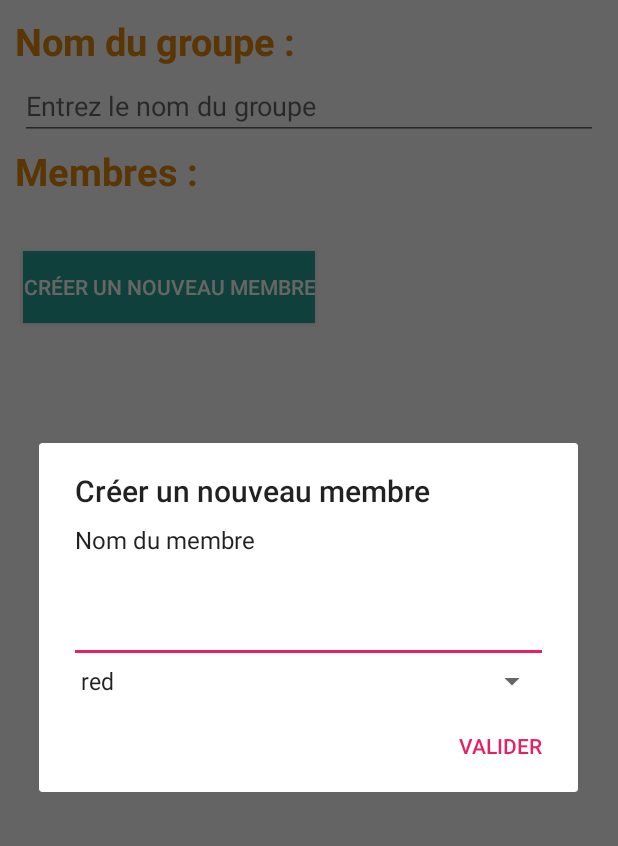
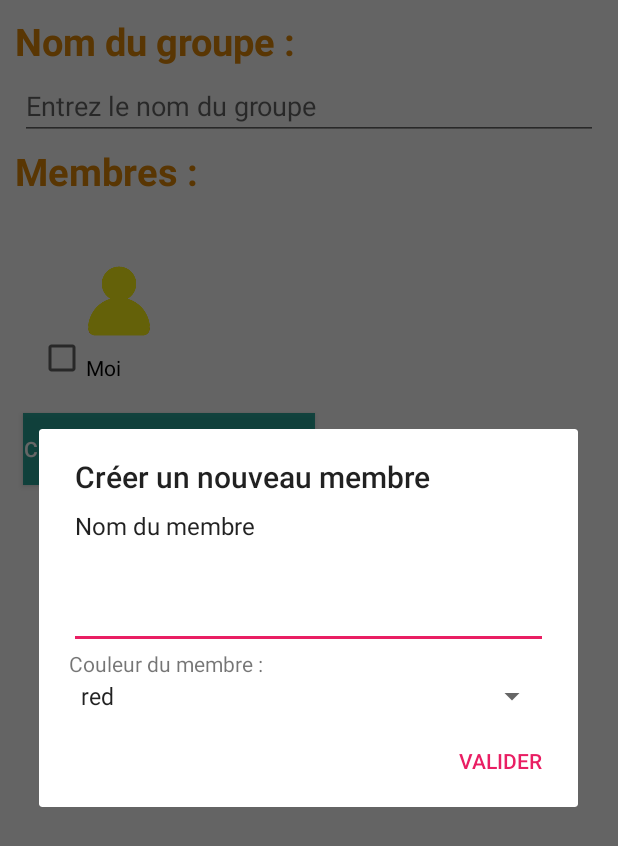
Before and after one commit to ebnnl/ToDoApp-IGR203, an Android app: the CreateGroupActivity screen opened directly, with no data from a screen before it, after a tap on "CRÉER UN NOUVEAU MEMBRE", on a phone screen of 412 x 824 dp. Shown: the top 846 px of the screen. Run offline under Robolectric (Android 15) with nearby library versions, the light colour scheme and no system bars.

Commit message:
Encore une petite rectification

```diff
--- a/app/src/main/java/com/example/todolist/CreateGroupActivity.java
+++ b/app/src/main/java/com/example/todolist/CreateGroupActivity.java
@@ -22,6 +22,7 @@ import android.widget.LinearLayout;
 import android.widget.RadioButton;
 import android.widget.RadioGroup;
 import android.widget.Spinner;
+import android.widget.TextView;
 import android.widget.Toast;
 
 import androidx.appcompat.app.AlertDialog;
@@ -124,6 +125,8 @@ public class CreateGroupActivity extends AppCompatActivity {
                 final LinearLayout linearLayout = new LinearLayout(CreateGroupActivity.this);
                 linearLayout.setOrientation(LinearLayout.VERTICAL);
                 final EditText nameEditText = new EditText(context);
+                TextView textViewColor = new TextView(context);
+                textViewColor.setText("Couleur du membre :");
                 final Spinner colorSpinner = new Spinner(context);
                 final Person personToCreate = new Person("name", "red");
 
@@ -168,6 +171,7 @@ public class CreateGroupActivity extends AppCompatActivity {
                 // Create the AlertDialog
                 AlertDialog dialog = builder.create();
                 linearLayout.addView(nameEditText);
+                linearLayout.addView(textViewColor);
                 linearLayout.addView(colorSpinner);
                 dialog.setView(linearLayout, 30, 0, 30, 0);
                 dialog.show();
@@ -179,9 +183,11 @@ public class CreateGroupActivity extends AppCompatActivity {
 
         // Fonction pour mettre à jour la liste des membres
     public void updateContent() {
+        dataBase = new DAOBase(this);
+        dataBase.open();
+        groupsList = dataBase.getGroupsList();
         // Récupérer la liste des personnes
         List<Person> persons = groupsList.getPersons();
-        Log.w("*************", Integer.toString(persons.size()));
         // Vider l'ensemble des radio button
         membersLayout.removeAllViews();
         // Ajouter un radio Button pour chaque personne
--- a/app/src/main/java/com/example/todolist/DAOBase.java
+++ b/app/src/main/java/com/example/todolist/DAOBase.java
@@ -103,7 +103,7 @@ public class DAOBase {
 
     // Fonction pour ajouter un groupe à la table participants
     public void addGroup(Group group){
-        //if (!groupsList.contains(group.getName())){
+        if (!groupsList.contains(group.getName())){
             List<Person> persons = group.getPersons();
             // Pour chaque personne du groupe, créer une ligne dans la table participants
             for (int i=0; i<persons.size(); i++){
@@ -115,7 +115,7 @@ public class DAOBase {
                 mDb.insert("participants", null, value);
             }
             groupsList.addGroup(group);
-        //}
+        }
     }
 
     // Fonction pour ajouter une personne à un groupe
```
Also changed, not shown: app/src/main/java/com/example/todolist/Group.java (+10 -0 lines), app/src/main/java/com/example/todolist/MainActivity.java (+7 -10 lines).
